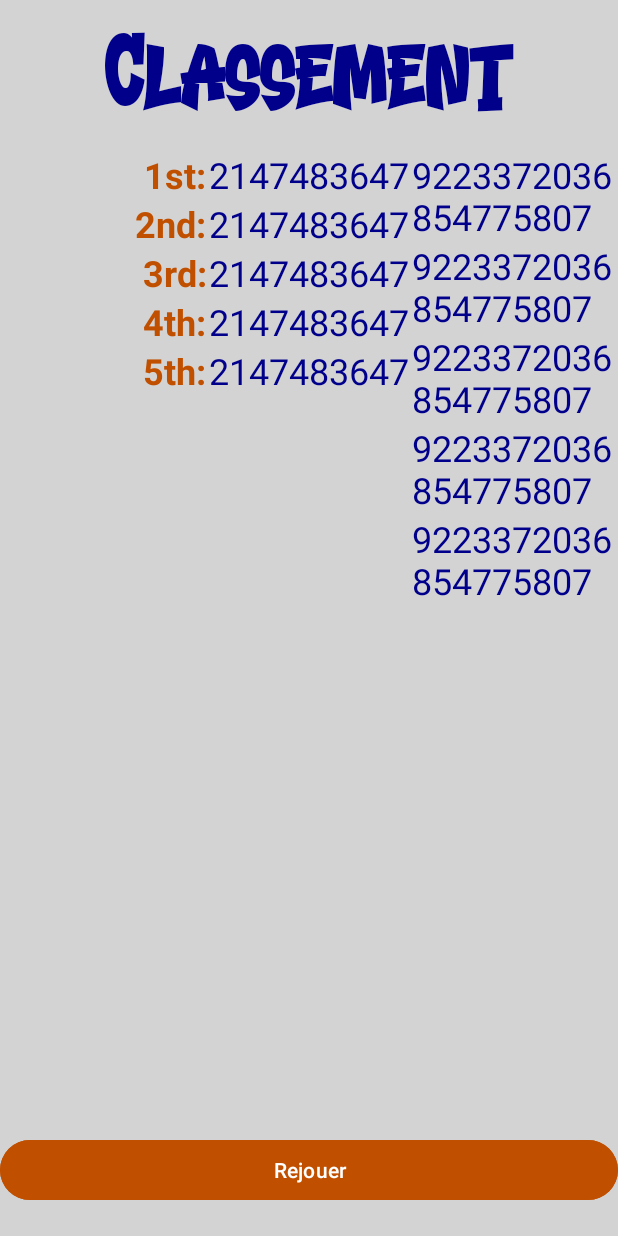
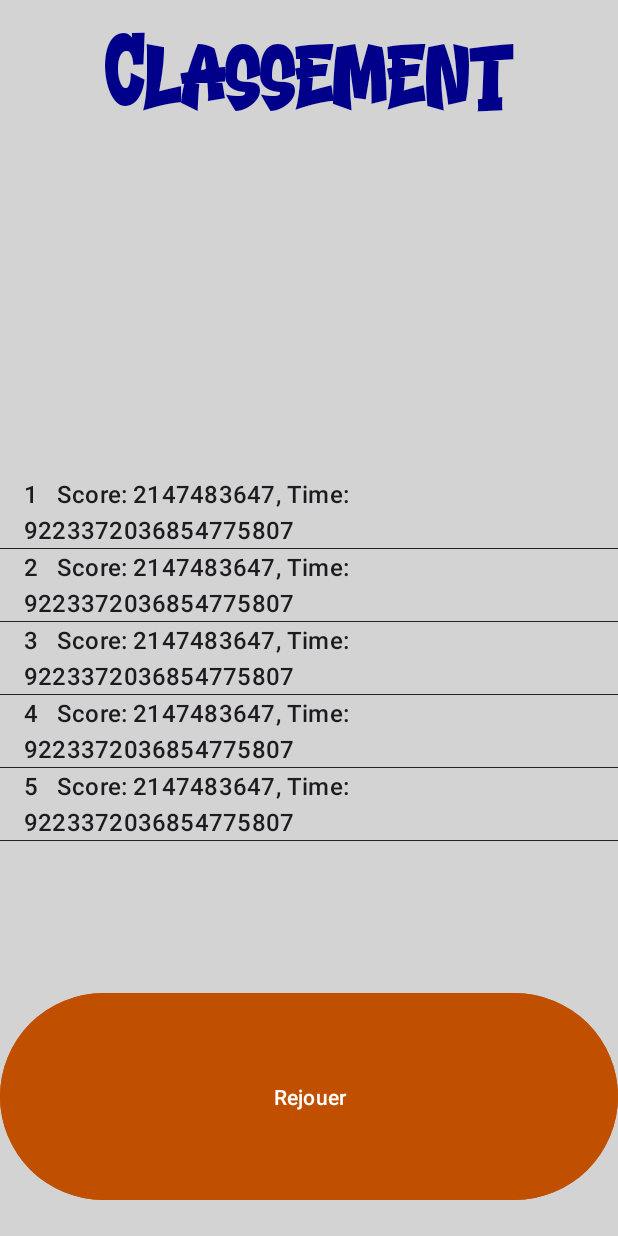
Before and after one commit to Develay/AndroidProject, an Android app: the LeaderBoard screen opened directly, with no data from a screen before it, on a phone screen of 412 x 824 dp. Run offline under Robolectric (Android 15) with nearby library versions, the phone set to English and light mode, and no system bars.

Commit message:
Correction bug 3clicks

```diff
--- a/app/src/main/java/com/example/android_project/LeaderBoard.java
+++ b/app/src/main/java/com/example/android_project/LeaderBoard.java
@@ -2,44 +2,45 @@ package com.example.android_project;
 
 import android.content.Intent;
 import android.os.Bundle;
-import android.view.View;
-import android.widget.Button;
-import android.widget.TextView;
+import android.widget.ArrayAdapter;
+import android.widget.ListView;
 
 import androidx.appcompat.app.AppCompatActivity;
+
+import com.example.android_project.MainActivity;
+import com.example.android_project.R;
+import com.example.android_project.ScoreManager;
 import com.example.android_project.databinding.ActivityLeaderBoardBinding;
 
+import java.util.ArrayList;
 import java.util.List;
 
 public class LeaderBoard extends AppCompatActivity {
 
     private ActivityLeaderBoardBinding binding;
     private ScoreManager scoreManager;
+    private ListView listView;
+    private ArrayAdapter<String> adapter;
 
     @Override
     protected void onCreate(Bundle savedInstanceState) {
         super.onCreate(savedInstanceState);
         binding = ActivityLeaderBoardBinding.inflate(getLayoutInflater());
         setContentView(binding.getRoot());
+
         scoreManager = new ScoreManager(this);
-    }
+        listView = findViewById(R.id.listView);
 
-    @Override
-    protected void onResume() {
-        super.onResume();
         List<Integer> highScores = scoreManager.getHighScores();
         List<Long> highScoreTimes = scoreManager.getHighScoreTimes();
+
+        List<String> displayScores = new ArrayList<>();
         for (int i = 0; i < highScores.size(); i++) {
-            // Get the TextView for the score
-            TextView scoreView = findViewById(getResources().getIdentifier("score" + i, "id", getPackageName()));
-            // Get the TextView for the time
-            TextView timeView = findViewById(getResources().getIdentifier("time" + i, "id", getPackageName()));
-            // Check if the TextViews are not null before setting the text
-            if (scoreView != null && timeView != null) {
-                scoreView.setText(String.valueOf(highScores.get(i)));
-                timeView.setText(String.valueOf(highScoreTimes.get(i)));
-            }
+            displayScores.add(i+1 + "   Score: " + highScores.get(i) + ", Time: " + highScoreTimes.get(i));
         }
+
+        adapter = new ArrayAdapter<>(this, android.R.layout.simple_list_item_1, displayScores);
+        listView.setAdapter(adapter);
 
         findViewById(R.id.ReplayButton).setOnClickListener(v -> restartGame());
     }
--- a/app/src/main/java/com/example/android_project/Memory.java
+++ b/app/src/main/java/com/example/android_project/Memory.java
@@ -32,6 +32,8 @@ public class Memory extends AppCompatActivity {
     private CountDownTimer timer;
     private long timeElapsed;
     private boolean isFirstCardFlipped = false;
+
+    private boolean isBusy = false;
 
     public Memory() {
     }
@@ -77,9 +79,11 @@ public class Memory extends AppCompatActivity {
             }
         } else {
             // Not matched, hide the cards
+            isBusy = true;
             gridView.postDelayed(() -> {
                 adapter.hideCard(firstCard);
                 adapter.hideCard(secondCard);
+                isBusy = false;
             }, 500); // Delay to allow the user to see the cards
         }
     }
@@ -90,6 +94,10 @@ public class Memory extends AppCompatActivity {
 
         //Click listener for grid view
         gridView.setOnItemClickListener((parent, view, position, id) -> {
+            if (isBusy) {
+                // Ne faites rien si le jeu est occupé à traiter une paire de cartes
+                return;
+            }
             if (!isFirstCardFlipped) {
                 startTimer();
                 isFirstCardFlipped = true;
--- a/app/src/main/java/com/example/android_project/ScoreManager.java
+++ b/app/src/main/java/com/example/android_project/ScoreManager.java
@@ -27,7 +27,7 @@ public class ScoreManager {
             highScoreTimes.add(time);
         } else {
             // Replace the highest score (which is the last one after sorting) if the new score is lower
-            if (score > highScores.get(highScores.size() - 1)) {
+            if (score < highScores.get(highScores.size() - 1)) {
                 highScores.remove(highScores.size() - 1);
                 highScoreTimes.remove(highScoreTimes.size() - 1);
                 highScores.add(score);
--- a/app/src/main/res/layout/activity_leader_board.xml
+++ b/app/src/main/res/layout/activity_leader_board.xml
@@ -8,10 +8,16 @@
     android:background="@color/light_grey"
     tools:context=".LeaderBoard">
 
+    <LinearLayout
+        android:layout_width="match_parent"
+        android:layout_height="match_parent"
+        android:orientation="vertical"
+        android:weightSum="3">
 
         <TextView
+            android:id="@+id/Leaderboard"
             android:layout_width="match_parent"
-        android:layout_height="match_parent"
+            android:layout_height="200dp"
             android:layout_marginTop="20dp"
             android:layout_weight="1"
             android:fontFamily="@font/gemstone"
@@ -20,180 +26,25 @@
             android:textColor="@color/dark_blue"
             android:textSize="60sp" />
 
-
-    <LinearLayout
-        android:layout_width="match_parent"
-        android:layout_height="match_parent"
-        android:layout_marginTop="100dp"
-        android:orientation="horizontal"
-        android:weightSum="3"
-        android:layout_weight="1">
-
-        <LinearLayout
-            android:layout_width="match_parent"
-            android:layout_height="match_parent"
-            android:orientation="vertical"
-            android:weightSum="5"
-            android:layout_weight="1">
-
-            <TextView
-                android:id="@+id/position0"
+        <ListView
+            android:id="@+id/listView"
             android:layout_width="match_parent"
             android:layout_height="wrap_content"
-                android:gravity="right"
-                android:text="1st:"
-                android:textColor="@color/orange"
-                android:textSize="24sp"
-                android:textStyle="bold" />
-
-            <TextView
-                android:id="@+id/position1"
-                android:layout_width="match_parent"
-                android:layout_height="wrap_content"
-                android:gravity="right"
-                android:text="2nd:"
-                android:textColor="@color/orange"
-                android:textSize="24sp"
-                android:textStyle="bold" />
-
-            <TextView
-                android:id="@+id/position2"
-                android:layout_width="match_parent"
-                android:layout_height="wrap_content"
-                android:gravity="right"
-                android:text="3rd:"
-                android:textColor="@color/orange"
-                android:textSize="24sp"
-                android:textStyle="bold" />
-
-            <TextView
-                android:id="@+id/position3"
-                android:layout_width="match_parent"
-                android:layout_height="wrap_content"
-                android:gravity="right"
-                android:text="4th:"
-                android:textColor="@color/orange"
-                android:textSize="24sp"
-                android:textStyle="bold" />
-
-            <TextView
-                android:id="@+id/position4"
-                android:layout_width="match_parent"
-                android:layout_height="wrap_content"
-                android:gravity="right"
-                android:text="5th:"
-                android:textColor="@color/orange"
-                android:textSize="24sp"
-                android:textStyle="bold" />
-        </LinearLayout>
-
-        <LinearLayout
-            android:layout_width="match_parent"
-            android:layout_height="match_parent"
+            android:layout_gravity="center_horizontal"
+            android:layout_above="@+id/ReplayButton"
             android:layout_weight="1"
-            android:orientation="vertical"
-            android:weightSum="5">
-
-            <TextView
-                android:id="@+id/score0"
-                android:layout_width="match_parent"
-                android:layout_height="wrap_content"
-                android:gravity="center"
-                android:textColor="@color/dark_blue"
-                android:textSize="24sp" />
-
-            <TextView
-                android:id="@+id/score1"
-                android:layout_width="match_parent"
-                android:layout_height="wrap_content"
-                android:gravity="center"
-                android:textColor="@color/dark_blue"
-                android:textSize="24sp" />
-
-            <TextView
-                android:id="@+id/score2"
-                android:layout_width="match_parent"
-                android:layout_height="wrap_content"
-                android:gravity="center"
-                android:textColor="@color/dark_blue"
-                android:textSize="24sp" />
-
-            <TextView
-                android:id="@+id/score3"
-                android:layout_width="match_parent"
-                android:layout_height="wrap_content"
-                android:gravity="center"
-                android:textColor="@color/dark_blue"
-                android:textSize="24sp" />
-
-            <TextView
-                android:id="@+id/score4"
-                android:layout_width="match_parent"
-                android:layout_height="wrap_content"
-                android:gravity="center"
-                android:textColor="@color/dark_blue"
-                android:textSize="24sp" />
-
-        </LinearLayout>
-
-        <LinearLayout
-            android:layout_width="match_parent"
-            android:layout_height="match_parent"
-            android:layout_weight="1"
-            android:orientation="vertical"
-            android:weightSum="5">
-
-            <TextView
-                android:id="@+id/time0"
-                android:layout_width="match_parent"
-                android:layout_height="wrap_content"
-                android:gravity="left"
-                android:textColor="@color/dark_blue"
-                android:textSize="24sp" />
-
-            <TextView
-                android:id="@+id/time1"
-                android:layout_width="match_parent"
-                android:layout_height="wrap_content"
-                android:gravity="left"
-                android:textColor="@color/dark_blue"
-                android:textSize="24sp" />
-
-            <TextView
-                android:id="@+id/time2"
-                android:layout_width="match_parent"
-                android:layout_height="wrap_content"
-                android:gravity="left"
-                android:textColor="@color/dark_blue"
-                android:textSize="24sp" />
-
-            <TextView
-                android:id="@+id/time3"
-                android:layout_width="match_parent"
-                android:layout_height="wrap_content"
-                android:gravity="left"
-                android:textColor="@color/dark_blue"
-                android:textSize="24sp" />
-
-            <TextView
-                android:id="@+id/time4"
-                android:layout_width="match_parent"
-                android:layout_height="wrap_content"
-                android:gravity="left"
-                android:textColor="@color/dark_blue"
-                android:textSize="24sp" />
-
-        </LinearLayout>
-    </LinearLayout>
+            style="@style/ListFont"/>
 
         <Button
             android:id="@+id/ReplayButton"
             android:layout_width="match_parent"
             android:layout_height="wrap_content"
             android:layout_marginBottom="20dp"
+            android:layout_weight="1"
             android:backgroundTint="@color/orange"
             android:text="@string/replay"
             android:textColor="@color/white"
             app:layout_constraintBottom_toBottomOf="parent" />
+    </LinearLayout>
 
 </androidx.constraintlayout.widget.ConstraintLayout>
--- a/app/src/main/res/values/themes.xml
+++ b/app/src/main/res/values/themes.xml
@@ -4,6 +4,10 @@
         <!-- Customize your light theme here. -->
         <!-- <item name="colorPrimary">@color/my_light_primary</item> -->
     </style>
+    <style name="ListFont" parent="@android:style/Widget.ListView">
+        <item name="android:textColor">#FF0000</item>
+        <item name="android:typeface">sans</item>
+    </style>
 
     <style name="Theme.AndroidProject" parent="Base.Theme.AndroidProject" />
 </resources>
```
Lines whose indentation alone changed are shown as unchanged.
